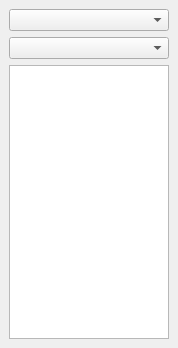
sickel/qgisstripchart, file stripchart_dockwidget_base.ui: the form before one commit.
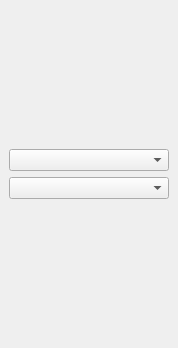
The form after the commit.

Commit message: Working basis for mouseevents

```diff
--- a/stripchart_dockwidget_base.ui
+++ b/stripchart_dockwidget_base.ui
@@ -23,9 +23,6 @@
       <item>
        <widget class="QComboBox" name="cbItem"/>
       </item>
-      <item>
-       <widget class="QGraphicsView" name="graphicsView"/>
-      </item>
      </layout>
     </item>
    </layout>
```
Left out of the diff: 2 changed lines with no effect on the pictures. The commit also changes 2 other files.
